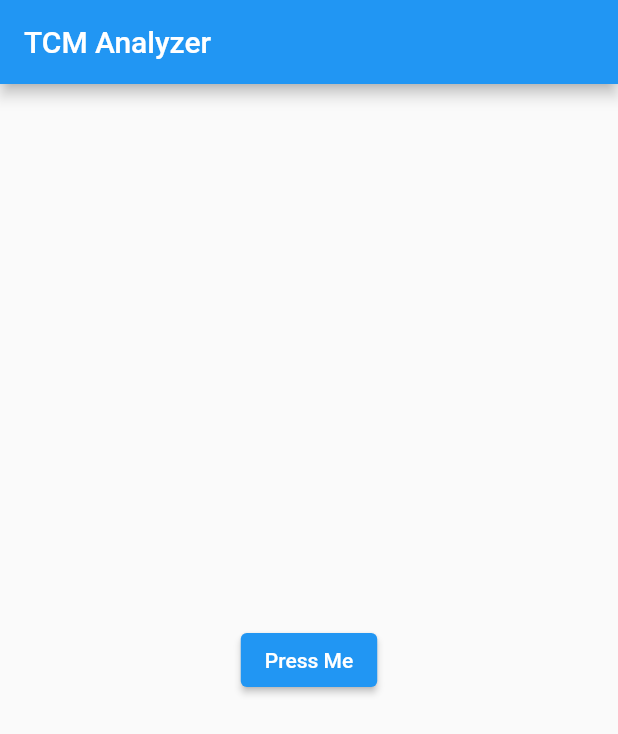
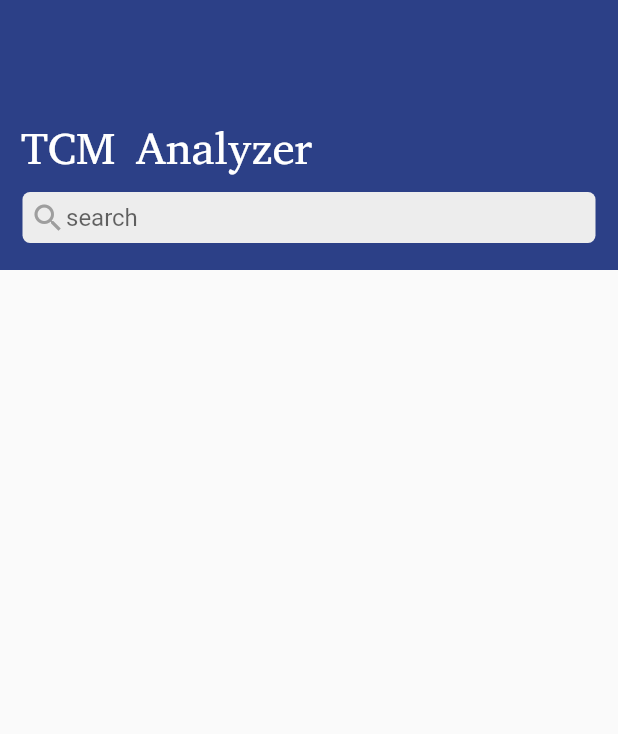
Before and after one commit to BenedictusKent/TCM_Analyzer, a Flutter app: the screen it shows after launch, on a phone screen of 412 x 824 dp. Shown: the top 734 px of the screen. Run offline on Flutter 3.47's test engine with Material 2 defaults, Android fonts, the phone set to English and light mode, and no system bars.

Commit message:
added custom app bar

```diff
--- a/tcm_analyzer/lib/home.dart
+++ b/tcm_analyzer/lib/home.dart
@@ -6,19 +6,59 @@ class HomePage extends StatefulWidget {
 }
 
 class _HomePageState extends State<HomePage> {
+  final myController = TextEditingController();
   @override
   Widget build(BuildContext context) {
     return Scaffold(
-      appBar: AppBar(
-        title: Text("TCM Analyzer"),
-      ),
-      body: Center(
-        child: ElevatedButton(
-          child: Text("Press Me"),
-          onPressed: () {
-            Navigator.pushNamed(context, '/info', arguments: "From home page");
-          },
-        ),
+      body: Column(
+        children: <Widget>[
+          // app bar
+          Container(
+            height: 180.0,
+            width: MediaQuery.of(context).size.width,
+            color: Color(0xFE2B3F87),
+            child: Column(children: <Widget>[
+              // title
+              Container(
+                  padding: EdgeInsets.fromLTRB(0, 80, 190, 10),
+                  child: Text(
+                    "TCM Analyzer",
+                    style: TextStyle(
+                        color: Colors.white,
+                        fontSize: 30.0,
+                        fontFamily: 'Abyssinica'),
+                  )),
+              // search bar
+              Container(
+                margin: EdgeInsets.only(left: 15.0, right: 15.0),
+                decoration: BoxDecoration(
+                  borderRadius: BorderRadius.circular(5.0),
+                  color: Color(0xFFEDEDED),
+                ),
+                child: Padding(
+                    padding: const EdgeInsets.all(5.0),
+                    child: Material(
+                      color: Color(0xFFEDEDED),
+                      child: Row(
+                        mainAxisAlignment: MainAxisAlignment.start,
+                        children: <Widget>[
+                          Icon(
+                            Icons.search,
+                            color: Colors.grey,
+                          ),
+                          Expanded(
+                              child: TextField(
+                            controller: myController,
+                            decoration:
+                                InputDecoration.collapsed(hintText: "search"),
+                          ))
+                        ],
+                      ),
+                    )),
+              )
+            ]),
+          )
+        ],
       ),
     );
   }
```
